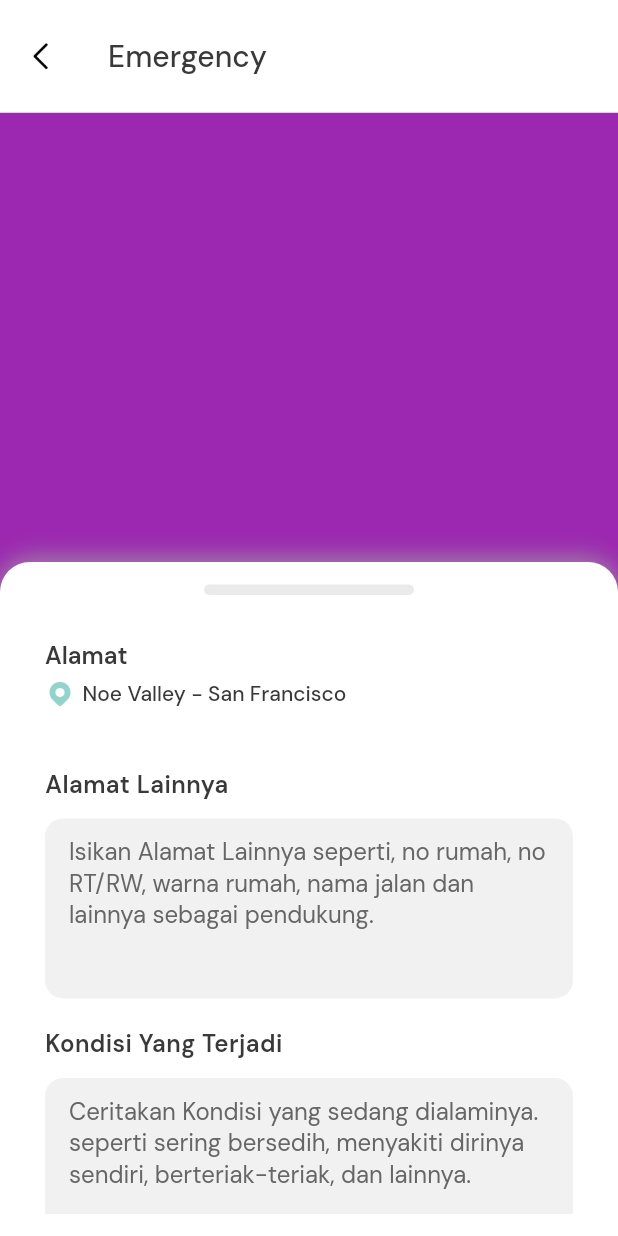
After one commit to nestiawanfyan18/Lucely_Apps, a Flutter app: the EmergencyPage screen opened by its route, on a phone screen of 412 x 824 dp. The commit adds this screen. Run offline on Flutter 3.47's test engine with Material 2 defaults, Android fonts, the phone set to English and light mode, and no system bars; our stand-ins replace flutter_screenutil, google_fonts; missing offline and left inert: flutter_statusbarcolor_ns.

Commit message:
main page emergency

```diff
--- a/lib/component.dart
+++ b/lib/component.dart
@@ -10,6 +10,7 @@ class TextContainer extends StatelessWidget {
       this.imageUrl,
       this.containerHeight,
       this.topMargin,
+      this.maxLinesForm = 1,
       required this.isPassword})
       : super(key: key);
 
@@ -19,6 +20,7 @@ class TextContainer extends StatelessWidget {
   final double? containerHeight;
   final double? topMargin;
   final bool isPassword;
+  final int? maxLinesForm;
 
   @override
   Widget build(BuildContext context) {
@@ -44,7 +46,10 @@ class TextContainer extends StatelessWidget {
           Container(
             height:
                 (containerHeight != null) ? containerHeight?.toDouble() : 50,
-            padding: EdgeInsets.symmetric(horizontal: 16),
+            padding: EdgeInsets.symmetric(
+              horizontal: 16,
+              vertical: (maxLinesForm == 1) ? 0 : 12,
+            ),
             decoration: BoxDecoration(
               color: backgroundFormColor,
               borderRadius: BorderRadius.circular(12),
@@ -63,6 +68,8 @@ class TextContainer extends StatelessWidget {
                         ),
                   Expanded(
                     child: TextFormField(
+                      // (maxLines != null)
+                      maxLines: maxLinesForm,
                       style: primaryTextStyle,
                       obscureText: isPassword,
                       decoration: InputDecoration.collapsed(
@@ -86,13 +93,13 @@ class RegularButton extends StatelessWidget {
       {Key? key,
       required this.color,
       required this.text,
-      required this.context,
+      this.context,
       required this.route})
       : super(key: key);
 
   final Color color;
   final String text;
-  final BuildContext context;
+  final BuildContext? context;
   final String route;
 
   @override
@@ -123,10 +130,10 @@ class RegularButton extends StatelessWidget {
 class IconButtonBackApps extends StatelessWidget {
   const IconButtonBackApps({
     Key? key,
-    required this.route,
+    // required this.route,
   }) : super(key: key);
 
-  final String? route;
+  // final String? route;
 
   @override
   Widget build(BuildContext context) {
@@ -137,7 +144,7 @@ class IconButtonBackApps extends StatelessWidget {
         height: 23,
       ),
       onPressed: () {
-        Navigator.pushReplacementNamed(context, route.toString());
+        Navigator.pop(context);
       },
     );
   }
--- a/lib/main.dart
+++ b/lib/main.dart
@@ -3,6 +3,7 @@ import 'package:google_fonts/google_fonts.dart';
 import 'package:lucely/pages/Sign_up_page.dart';
 import 'package:lucely/pages/homes/education_page.dart';
 import 'package:lucely/pages/homes/education_pages/list_Education_page.dart';
+import 'package:lucely/pages/homes/emergency_pages/main_emergency_page.dart';
 import 'package:lucely/pages/homes/main_page.dart';
 import 'package:lucely/pages/sign_in_page.dart';
 import 'package:lucely/pages/splace_screen.dart';
@@ -29,6 +30,7 @@ class MyApp extends StatelessWidget {
               indexPages: 1,
             ),
         '/listEducation': (context) => ListEducationPage(),
+        '/emergency': (context) => EmergencyPage(),
       },
     );
   }
--- a/lib/pages/homes/education_page.dart
+++ b/lib/pages/homes/education_page.dart
@@ -38,6 +38,7 @@ class EducationPage extends StatelessWidget {
     return Scaffold(
       backgroundColor: backgroundColor,
       appBar: AppBar(
+        automaticallyImplyLeading: false,
         toolbarHeight: appBarHeight,
         title: Text(
           "Education",
@@ -48,7 +49,7 @@ class EducationPage extends StatelessWidget {
         ),
         backgroundColor: Colors.transparent,
         elevation: 0,
-        leading: IconButtonBackApps(route: '/home'),
+        // leading: IconButtonBackApps(route: '/home'),
         actions: [
           Container(
             width: 45,
--- a/lib/pages/homes/education_pages/list_Education_page.dart
+++ b/lib/pages/homes/education_pages/list_Education_page.dart
@@ -20,7 +20,7 @@ class ListEducationPage extends StatelessWidget {
             fontSize: 16,
           ),
         ),
-        leading: IconButtonBackApps(route: '/education'),
+        leading: IconButtonBackApps(),
       ),
       body: SizedBox.expand(
         child: Stack(
@@ -207,7 +207,7 @@ class ItemChapter extends StatelessWidget {
   Widget build(BuildContext context) {
     return GestureDetector(
       onTap: () {
-        Navigator.pushNamed(context, route.toString());
+        Navigator.pushReplacementNamed(context, route.toString());
       },
       child: Container(
         width: double.infinity,
--- /dev/null
+++ b/lib/pages/homes/emergency_pages/main_emergency_page.dart
@@ -0,0 +1,167 @@
+import 'package:flutter/material.dart';
+import 'package:lucely/component.dart';
+import 'package:lucely/theme.dart';
+
+class EmergencyPage extends StatelessWidget {
+  const EmergencyPage({Key? key}) : super(key: key);
+
+  @override
+  Widget build(BuildContext context) {
+    Widget alamatMaps() {
+      return Container(
+        margin: EdgeInsets.symmetric(vertical: 20),
+        child: Column(
+          crossAxisAlignment: CrossAxisAlignment.start,
+          children: [
+            Container(
+              child: Text(
+                'Alamat',
+                style: primaryTextStyle.copyWith(
+                  fontSize: 16,
+                  fontWeight: semibold,
+                ),
+              ),
+            ),
+            Container(
+              child: Row(
+                children: [
+                  Container(
+                    margin: EdgeInsets.only(
+                      top: 5,
+                      right: 5,
+                    ),
+                    width: 20,
+                    height: 20,
+                    child: Image.asset('assets/images/location_icon.png'),
+                  ),
+                  Container(
+                    margin: EdgeInsets.only(
+                      top: 5,
+                    ),
+                    child: Text(
+                      'Noe Valley - San Francisco',
+                      style: primaryTextStyle.copyWith(
+                        fontSize: 14,
+                        fontWeight: medium,
+                      ),
+                    ),
+                  )
+                ],
+              ),
+            )
+          ],
+        ),
+      );
+    }
+
+    return Scaffold(
+      backgroundColor: backgroundColor,
+      appBar: AppBar(
+        toolbarHeight: 75,
+        backgroundColor: backgroundColor,
+        elevation: 0,
+        title: Text(
+          "Emergency",
+          style: primaryTextStyle.copyWith(fontSize: 20, fontWeight: medium),
+        ),
+        leading: IconButtonBackApps(),
+      ),
+      body: SizedBox.expand(
+        child: Stack(
+          children: [
+            Container(
+              color: Colors.purple,
+              child: Center(
+                child: Text('Bagian Maps'),
+              ),
+            ),
+
+            // draggable
+            GestureDetector(
+              onTap: () {
+                FocusScopeNode currentFocus = FocusScope.of(context);
+
+                if (!currentFocus.hasPrimaryFocus) {
+                  currentFocus.unfocus();
+                }
+              },
+              child: SizedBox.expand(
+                child: DraggableScrollableSheet(
+                  initialChildSize: 0.60,
+                  minChildSize: 0.60,
+                  maxChildSize: 0.80,
+                  builder: (BuildContext c, s) {
+                    return Container(
+                      padding: EdgeInsets.symmetric(
+                        vertical: 15,
+                      ),
+                      decoration: BoxDecoration(
+                        color: backgroundColor,
+                        borderRadius: BorderRadius.only(
+                          topLeft: Radius.circular(20),
+                          topRight: Radius.circular(20),
+                        ),
+                        boxShadow: [
+                          BoxShadow(
+                            color: Colors.grey,
+                            blurRadius: 15.0,
+                          ),
+                        ],
+                      ),
+                      child: Container(
+                        padding:
+                            EdgeInsets.symmetric(horizontal: defaultMargin),
+                        child: ListView(
+                          controller: s,
+                          children: [
+                            Center(
+                              child: Container(
+                                margin: EdgeInsets.only(
+                                  bottom: 10,
+                                ),
+                                width: 140,
+                                height: 7,
+                                decoration: BoxDecoration(
+                                  color: Color(0xFFEAEAEA),
+                                  borderRadius: BorderRadius.circular(10),
+                                ),
+                              ),
+                            ),
+
+                            // form emergency
+                            alamatMaps(),
+                            TextContainer(
+                              label: 'Alamat Lainnya',
+                              isPassword: false,
+                              placeholder:
+                                  'Isikan Alamat Lainnya seperti, no rumah, no RT/RW, warna rumah, nama jalan dan lainnya sebagai pendukung.',
+                              maxLinesForm: 30,
+                              containerHeight: 120,
+                            ),
+                            TextContainer(
+                              label: 'Kondisi Yang Terjadi',
+                              isPassword: false,
+                              placeholder:
+                                  'Ceritakan Kondisi yang sedang dialaminya. seperti sering bersedih, menyakiti dirinya sendiri, berteriak-teriak, dan lainnya.',
+                              maxLinesForm: 30,
+                              containerHeight: 220,
+                            ),
+                            RegularButton(
+                              text: 'Ajukan bantuan',
+                              color: primaryColor,
+                              route: '/home',
+                            ),
+                          ],
+                        ),
+                      ),
+                    );
+                  },
+                ),
+              ),
+            ),
+          ],
+        ),
+      ),
+    );
+  }
+}
--- a/lib/pages/homes/home_page.dart
+++ b/lib/pages/homes/home_page.dart
@@ -416,6 +416,7 @@ class HomePage extends StatelessWidget {
     return Scaffold(
       backgroundColor: backgroundColor,
       appBar: AppBar(
+        automaticallyImplyLeading: false,
         toolbarHeight: 75,
         backgroundColor: Colors.transparent,
         elevation: 0,
@@ -433,7 +434,9 @@ class HomePage extends StatelessWidget {
             ),
             padding: EdgeInsets.all(6),
             child: IconButton(
-              onPressed: () {},
+              onPressed: () {
+                Navigator.pushNamed(context, '/emergency');
+              },
               icon: Image.asset(
                 "assets/images/alert_icon.png",
                 width: 30,
```
Also changed, not shown: assets/images/location_icon.png (added).
